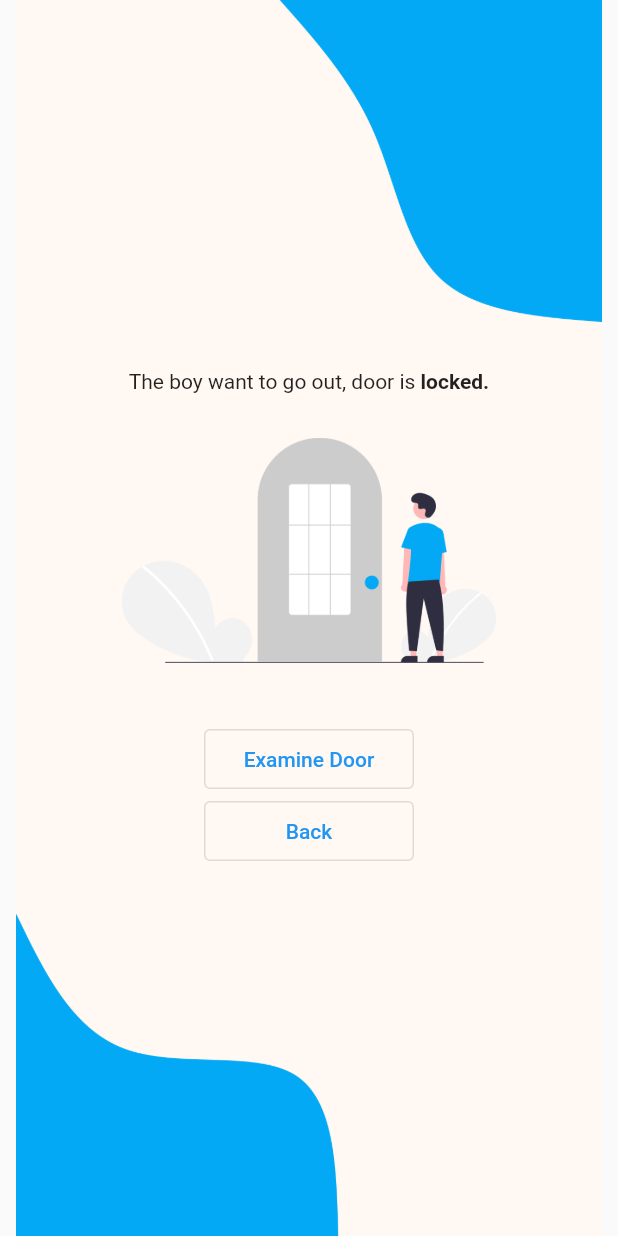
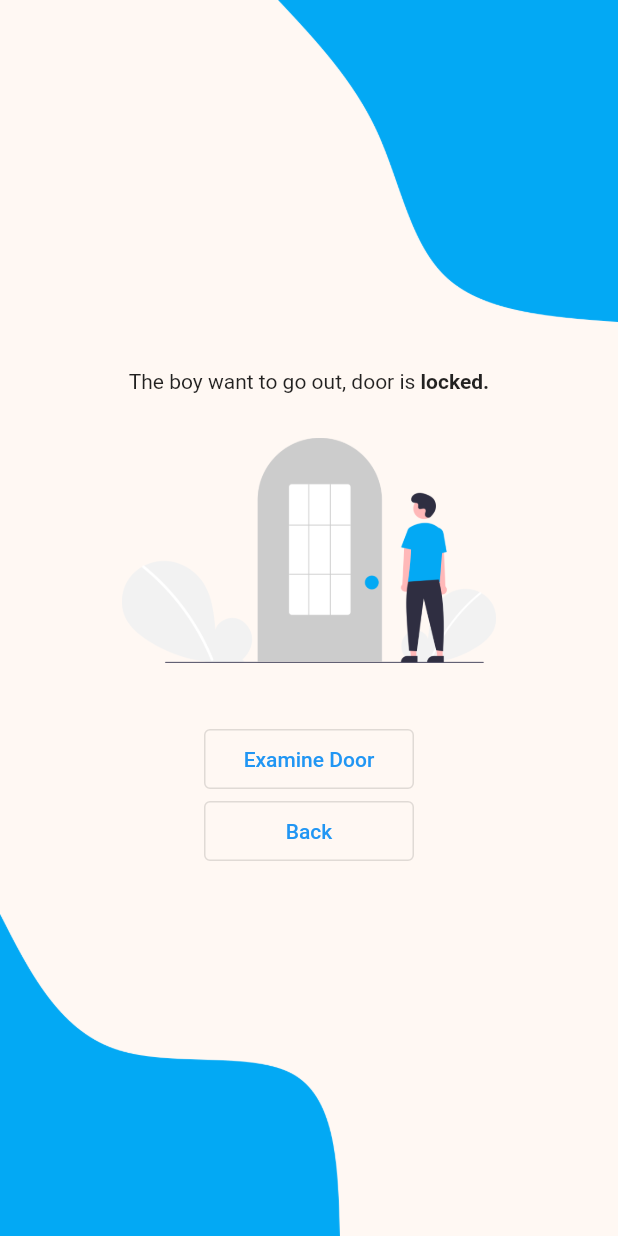
Before and after one commit to martinericksonn/11067_Lapetaje_Erickson, a Flutter app: the screen it shows after launch, after a tap on "Continue", on a phone screen of 412 x 824 dp. Run offline on Flutter 3.47's test engine with Material 2 defaults, Android fonts, the phone set to English and light mode, and no system bars; our stand-ins replace adaptive_dialog, numberpicker.

```diff
--- a/lock_breaker/lib/screen/final_screen.dart
+++ b/lock_breaker/lib/screen/final_screen.dart
@@ -11,7 +11,7 @@ class FinalScreen extends StatelessWidget {
       body: Container(
         decoration: BoxDecoration(
           image: DecorationImage(
-            fit: BoxFit.fitHeight,
+            fit: BoxFit.fill,
             image: AssetImage("assets/images/bkg4.png"),
           ),
         ),
--- a/lock_breaker/lib/screen/locked_door.dart
+++ b/lock_breaker/lib/screen/locked_door.dart
@@ -22,7 +22,7 @@ class _LockedDoorState extends State<LockedDoor> {
       body: Container(
         decoration: BoxDecoration(
           image: DecorationImage(
-            fit: BoxFit.fitHeight,
+            fit: BoxFit.fill,
             image: AssetImage("assets/images/bkg2.png"),
           ),
         ),
--- a/lock_breaker/lib/screen/welcome_screen.dart
+++ b/lock_breaker/lib/screen/welcome_screen.dart
@@ -12,7 +12,7 @@ class WelcomeScreen extends StatelessWidget {
       body: Container(
         decoration: BoxDecoration(
           image: DecorationImage(
-            fit: BoxFit.fitHeight,
+            fit: BoxFit.fill,
             image: AssetImage("assets/images/bkg1.png"),
           ),
         ),
--- a/lock_breaker/pubspec.yaml
+++ b/lock_breaker/pubspec.yaml
@@ -35,6 +35,7 @@ dependencies:
   cupertino_icons: ^1.0.2
   numberpicker: ^2.1.1
   adaptive_dialog: ^1.4.0
+  flutter_launcher_icons: ^0.9.2
 
 dev_dependencies:
   flutter_test:
@@ -50,11 +51,16 @@ dev_dependencies:
 # For information on the generic Dart part of this file, see the
 # following page: https://dart.dev/tools/pub/pubspec
 
+flutter_icons:
+  android: true
+  ios: true
+  image_path: "assets/icons/logo.png"
 # The following section is specific to Flutter.
 flutter:
   # The following line ensures that the Material Icons font is
   # included with your application, so that you can use the icons in
   # the material Icons class.
+
   uses-material-design: true
 
   # To add assets to your application, add an assets section, like this:
```
Also changed, not shown: lock_breaker/assets/icons/logo.png (added), lock_breaker/pubspec.lock, 23 other files.
